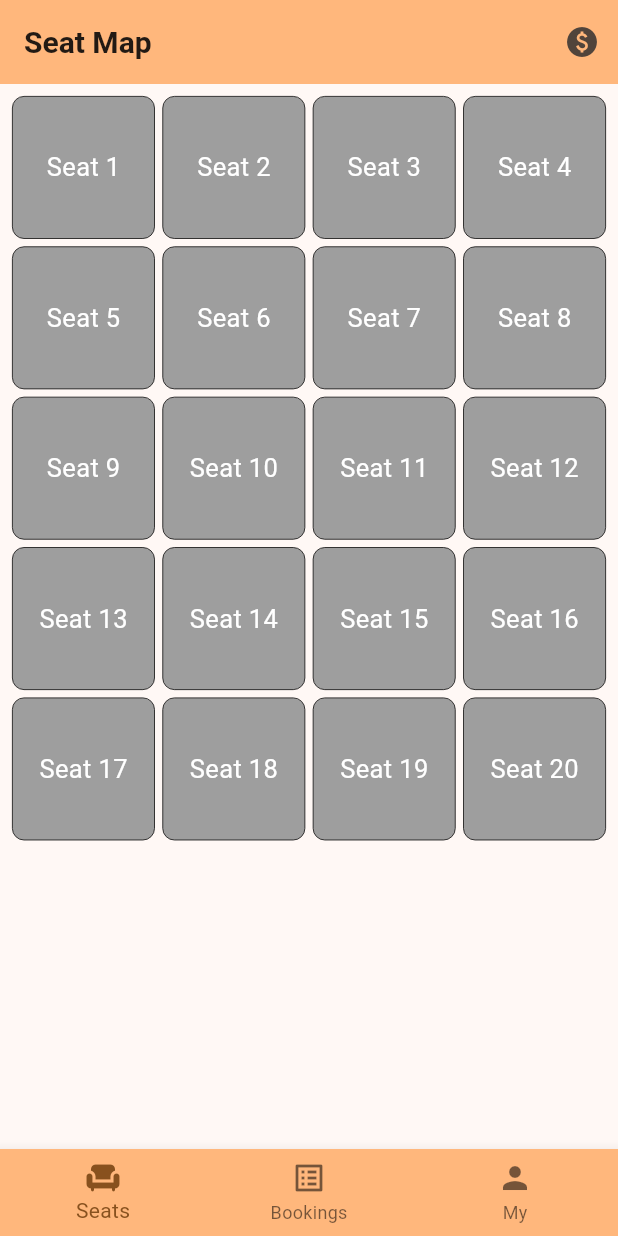
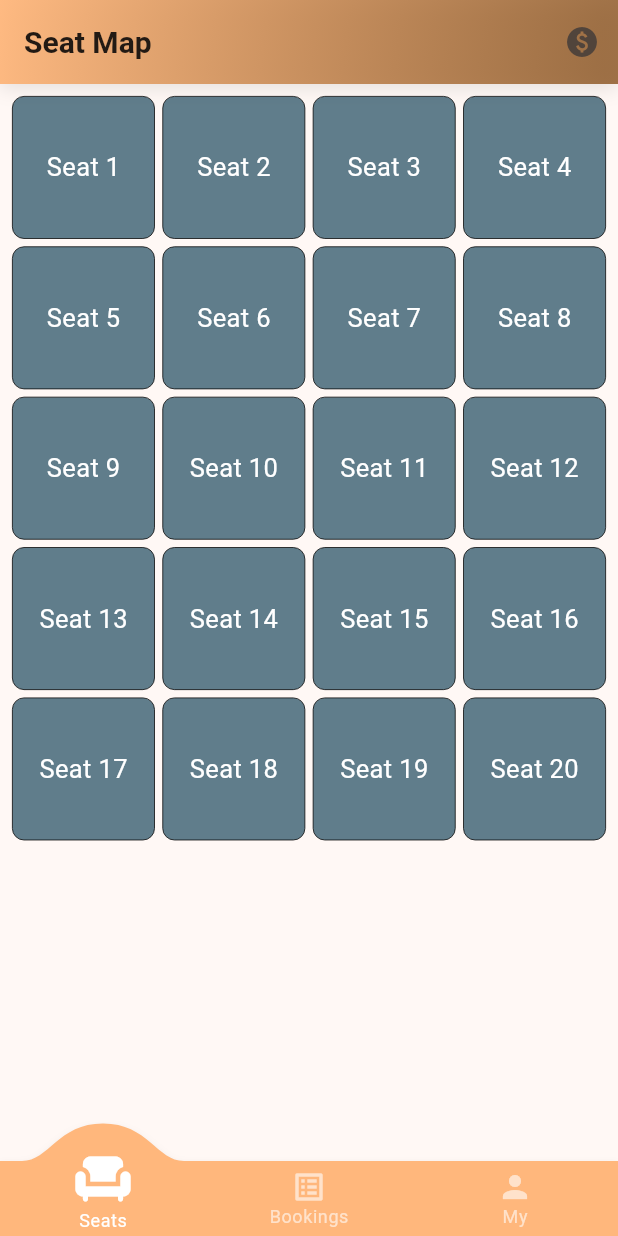
Before and after one commit to ShashankRampardos/seat_sync_app, a Flutter app: the screen it shows after launch, after a tap on "Guest User", on a phone screen of 412 x 824 dp. Run offline on Flutter 3.47's test engine with Material 3 defaults, Android fonts, the phone set to English and light mode, and no system bars; drawn by our look-alikes of convex_bottom_bar; our stand-ins replace cloud_firestore, firebase_auth, firebase_core, firebase_storage, flutter_riverpod, fluttertoast and 3 more; missing offline and left inert: mqtt_client; accounts and stored records are empty.

Commit message:
update some UI elements and data models

```diff
--- a/lib/main.dart
+++ b/lib/main.dart
@@ -32,7 +32,7 @@ class MyApp extends StatelessWidget {
       title: 'Flutter Demo',
       theme: ThemeData(
         colorScheme: ColorScheme.fromSeed(
-          seedColor: const Color.fromARGB(255, 236, 130, 0),
+          seedColor: const Color.fromARGB(255, 206, 113, 0),
         ),
       ),
       home: _auth.currentUser == null ? SplashScreen() : TabsScreen(),
--- a/lib/models/seat_info.dart
+++ b/lib/models/seat_info.dart
@@ -16,7 +16,7 @@ class Seat {
 
   Seat({
     required this.id,
-    this.color = Colors.grey,
+    Color? color,
     this.isBooked = false,
     this.bookedBy,
     this.otp,
@@ -26,7 +26,7 @@ class Seat {
     this.isFree = true,
     this.isHumanPresent = false,
     this.isObjectPresent = false,
-  });
+  }) : color = color ?? SeatStatus.available.colorCode;
 
-  copyWith({required status, required MaterialColor color}) {}
+  copyWith({required status, required Color color}) {}
 }
--- a/lib/models/seat_status.dart
+++ b/lib/models/seat_status.dart
@@ -1,3 +1,5 @@
+import 'package:flutter/material.dart';
+
 enum SeatStatus {
   available, // 1. Seat Available
   occupied, // 2. Seat Occupied
@@ -28,22 +30,22 @@ extension SeatStatusExtension on SeatStatus {
     }
   }
 
-  String get colorCode {
+  Color get colorCode {
     switch (this) {
       case SeatStatus.available:
-        return "#00FF00"; // Green
+        return Colors.blueGrey; // Green
       case SeatStatus.occupied:
-        return "#FF0000"; // Red
+        return Colors.green; // Red
       case SeatStatus.onHold:
-        return "#FFA500"; // Orange
+        return Colors.blue; // Orange
       case SeatStatus.unauthorizedOccupied:
-        return "#FF1493"; // Pink/Alert
+        return Colors.redAccent; // Pink/Alert
       case SeatStatus.bookingInProgress:
-        return "#FFFF00"; // Yellow
+        return Colors.deepPurpleAccent; // Yellow
       case SeatStatus.reserved:
-        return "#0000FF"; // Blue
+        return Colors.yellow; // Blue
       case SeatStatus.blocked:
-        return "#808080"; // Grey
+        return Colors.black; // Grey
     }
   }
 }
--- a/lib/providers/seat_matrix.dart
+++ b/lib/providers/seat_matrix.dart
@@ -11,7 +11,7 @@ class SeatMatrix extends StateNotifier<List<Seat>> {
     : super(
         List.generate(rows * cols, (index) {
           index = index + 1;
-          final isSeatFree = (index % 4 == 3 || index % 4 == 0);
+          final isSeatFree = (index % 4 == 1 || index % 4 == 0);
           return Seat(id: index + 1, isFree: isSeatFree ? false : true);
         }),
       );
@@ -19,10 +19,13 @@ class SeatMatrix extends StateNotifier<List<Seat>> {
   void updateSeat(int seatId, String payload) {
     state = [
       for (final seat in state)
-        if (seat.id == seatId)
+        if (seat.id ==
+            seatId) //badme switch case lagana padega to select different states
           seat.copyWith(
             status: payload == "1" ? SeatStatus.occupied : SeatStatus.available,
-            color: payload == "1" ? Colors.green : Colors.grey,
+            color: payload == "1"
+                ? SeatStatus.occupied.colorCode
+                : SeatStatus.available.colorCode,
           )
         else
           seat,
--- a/lib/screens/seat_map.dart
+++ b/lib/screens/seat_map.dart
@@ -35,7 +35,7 @@ class _SeatMapScreenState extends ConsumerState<SeatMapScreen> {
   final _auth = FirebaseAuth.instance;
   void bookSeat(int index) {
     if (_auth.currentUser == null) {
-      Utils.showToast('Please login to book a seat');
+      Utils.showToast('Its a paid seat, please login to book this seat');
       return;
     }
     showModalBottomSheet(
--- a/lib/screens/splash.dart
+++ b/lib/screens/splash.dart
@@ -55,7 +55,7 @@ class SplashScreen extends StatelessWidget {
                       'Guest User',
                       style: TextStyle(
                         fontSize: 20,
-                        color: const Color.fromARGB(255, 255, 115, 0),
+                        color: const Color.fromARGB(255, 240, 135, 15),
                         fontWeight: FontWeight.bold,
                       ),
                     ),
@@ -66,7 +66,7 @@ class SplashScreen extends StatelessWidget {
                       backgroundColor: Colors.white,
                       shape: LinearBorder(
                         side: BorderSide(
-                          color: const Color.fromARGB(255, 255, 115, 0),
+                          color: const Color.fromARGB(255, 255, 136, 0),
                           width: 2,
                         ),
                       ),
@@ -86,7 +86,7 @@ class SplashScreen extends StatelessWidget {
                       'Login',
                       style: TextStyle(
                         fontSize: 20,
-                        color: const Color.fromARGB(255, 255, 115, 0),
+                        color: const Color.fromARGB(255, 240, 135, 15),
                         fontWeight: FontWeight.bold,
                       ),
                     ),
--- a/lib/screens/tabs.dart
+++ b/lib/screens/tabs.dart
@@ -1,4 +1,5 @@
 import 'package:cloud_firestore/cloud_firestore.dart';
+import 'package:convex_bottom_bar/convex_bottom_bar.dart';
 import 'package:firebase_auth/firebase_auth.dart';
 import 'package:firebase_storage/firebase_storage.dart';
 import 'package:flutter/material.dart';
@@ -10,6 +11,7 @@ import 'package:seat_sync_v2/screens/seat_map.dart';
 import 'package:image_picker/image_picker.dart';
 import 'package:seat_sync_v2/screens/settings.dart';
 import 'dart:io';
+import 'package:salomon_bottom_bar/salomon_bottom_bar.dart';
 
 import 'package:seat_sync_v2/utils/utils.dart';
 import 'package:shared_preferences/shared_preferences.dart';
@@ -246,11 +248,36 @@ class _TabsScreenState extends ConsumerState<TabsScreen> {
     return Scaffold(
       appBar: _selectedPageIndex != 2
           ? AppBar(
+              elevation: 0,
+              backgroundColor: Colors.transparent,
+              flexibleSpace: Container(
+                decoration: BoxDecoration(
+                  gradient: LinearGradient(
+                    colors: [
+                      Theme.of(
+                        context,
+                      ).colorScheme.inversePrimary.withOpacity(0.95),
+                      Theme.of(context).colorScheme.primary.withOpacity(0.8),
+                    ],
+                    begin: Alignment.topLeft,
+                    end: Alignment.bottomRight,
+                  ),
+                  boxShadow: [
+                    BoxShadow(
+                      color: Colors.black.withOpacity(0.1),
+                      blurRadius: 10,
+                      offset: const Offset(0, 3),
+                    ),
+                  ],
+                ),
+              ),
               title: Text(
                 _titles[_selectedPageIndex],
-                style: TextStyle(fontSize: 20, fontWeight: FontWeight.bold),
+                style: const TextStyle(
+                  fontSize: 20,
+                  fontWeight: FontWeight.bold,
                 ),
-              backgroundColor: Theme.of(context).colorScheme.inversePrimary,
+              ),
               actions: (_selectedPageIndex == 0)
                   ? [
                       IconButton(
@@ -267,19 +294,35 @@ class _TabsScreenState extends ConsumerState<TabsScreen> {
                                 false;
                           }
                         },
-                        icon: Icon(Icons.paid),
+                        icon: const Icon(Icons.paid),
                       ),
                     ]
                   : [],
             )
-          : AppBar(
+          : PreferredSize(
+              preferredSize: const Size.fromHeight(150),
+              child: AppBar(
+                elevation: 0,
+                backgroundColor: Colors.transparent,
+                flexibleSpace: Container(
+                  decoration: BoxDecoration(
+                    gradient: LinearGradient(
+                      colors: [
+                        Theme.of(
+                          context,
+                        ).colorScheme.inversePrimary.withAlpha(200),
+                        Theme.of(context).colorScheme.primary.withAlpha(175),
+                      ],
+                      begin: Alignment.topLeft,
+                      end: Alignment.bottomRight,
+                    ),
+                  ),
+                ),
                 toolbarHeight: 150,
-              backgroundColor: Theme.of(context).colorScheme.inversePrimary,
                 actions: [
                   Expanded(
                     child: Stack(
                       children: [
-                      // Settings icon top-right
                         Align(
                           alignment: Alignment.topRight,
                           child: IconButton(
@@ -291,22 +334,21 @@ class _TabsScreenState extends ConsumerState<TabsScreen> {
                                 ),
                               );
                             },
-                          icon: Icon(Icons.settings),
+                            icon: const Icon(Icons.settings),
                           ),
                         ),
-                      // Person icon center-right
                         Align(
                           alignment: Alignment.bottomCenter,
                           child: Column(
                             mainAxisSize: MainAxisSize.min,
                             children: [
                               InkWell(
-                              borderRadius: BorderRadius.all(
+                                borderRadius: const BorderRadius.all(
                                   Radius.circular(50),
                                 ),
-
                                 onTap: () async {
-                                if (FirebaseAuth.instance.currentUser != null) {
+                                  if (FirebaseAuth.instance.currentUser !=
+                                      null) {
                                     await _chooseImagePickerMethod();
                                   } else {
                                     Utils.showToast(
@@ -320,15 +362,15 @@ class _TabsScreenState extends ConsumerState<TabsScreen> {
                                   backgroundImage: profileImage,
                                 ),
                               ),
-                            SizedBox(height: 10),
+                              const SizedBox(height: 10),
                               Text(
                                 _profileName,
-                              style: TextStyle(
+                                style: const TextStyle(
                                   fontSize: 20,
                                   fontWeight: FontWeight.bold,
                                 ),
                               ),
-                            SizedBox(height: 20),
+                              const SizedBox(height: 20),
                             ],
                           ),
                         ),
@@ -337,23 +379,20 @@ class _TabsScreenState extends ConsumerState<TabsScreen> {
                   ),
                 ],
               ),
+            ),
       body: _page[_selectedPageIndex],
-      bottomNavigationBar: BottomNavigationBar(
-        currentIndex: _selectedPageIndex,
-        onTap: (index) {
-          setState(() {
-            _selectedPageIndex = index;
-          });
-        },
+      bottomNavigationBar: ConvexAppBar(
+        style: TabStyle.react, // options: fixed, react, flip, textIn, textOut
         backgroundColor: Theme.of(context).colorScheme.inversePrimary,
         items: const [
-          BottomNavigationBarItem(icon: Icon(Icons.chair), label: 'Seats'),
-          BottomNavigationBarItem(
-            icon: Icon(Icons.list_alt),
-            label: 'Bookings',
-          ),
-          BottomNavigationBarItem(icon: Icon(Icons.person), label: 'My'),
+          TabItem(icon: Icons.chair, title: 'Seats'),
+          TabItem(icon: Icons.list_alt, title: 'Bookings'),
+          TabItem(icon: Icons.person, title: 'My'),
         ],
+        initialActiveIndex: _selectedPageIndex,
+        onTap: (index) {
+          setState(() => _selectedPageIndex = index);
+        },
       ),
     );
   }
--- a/pubspec.yaml
+++ b/pubspec.yaml
@@ -45,6 +45,8 @@ dependencies:
   shared_preferences: ^2.5.3
   path_provider: ^2.1.5
   mqtt_client: ^10.11.1
+  salomon_bottom_bar: ^3.3.2
+  convex_bottom_bar: ^3.2.0
 
 dev_dependencies:
   flutter_test:
```
Also changed, not shown: assets/splash_screen_image.png, pubspec.lock. Lines whose indentation alone changed are shown as unchanged.
